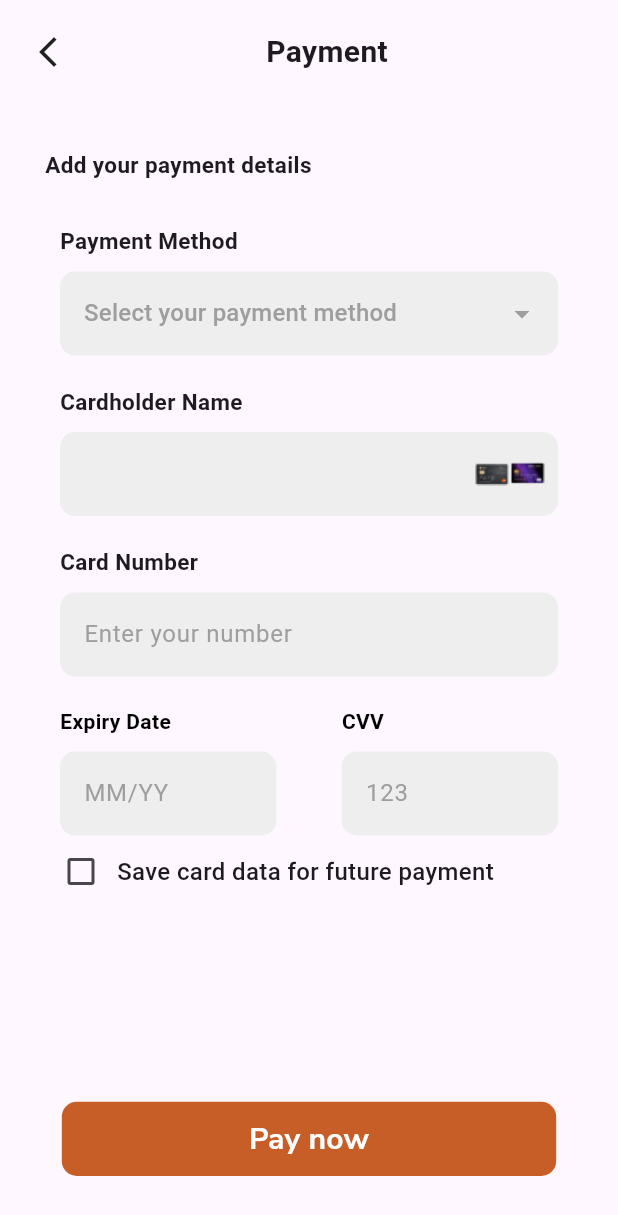
After one commit to Safi32/FYP_Frontend, a Flutter app: the PaymentScreen screen opened directly, on a phone screen of 412 x 824 dp. The commit adds this screen. Shown: the top 1215 px of the screen. Run offline on Flutter 3.47's test engine with Material 3 defaults, Android fonts, the phone set to English and light mode, and no system bars; our stand-ins replace curved_navigation_bar, flutter_secure_storage, get, table_calendar; accounts and stored records are empty.

```diff
--- a/lib/controller/login_controller.dart
+++ b/lib/controller/login_controller.dart
@@ -1,6 +1,6 @@
 import 'dart:convert';
 
-import 'package:dine_deal/view/user_side/home_screen.dart';
+import 'package:dine_deal/view/user_side/test_screen.dart';
 import 'package:flutter/material.dart';
 import 'package:flutter_secure_storage/flutter_secure_storage.dart';
 import 'package:get/get.dart';
@@ -13,7 +13,7 @@ class LoginController extends GetxController {
   var errorMessage = ''.obs;
 
   Future<void> loginUser(String email, String password) async {
-    const String loginURL = "http://192.168.145.28:3000/login";
+    const String loginURL = "http://192.168.100.12:3000/login";
 
     isLoading.value = true;
     errorMessage.value = '';
@@ -42,7 +42,7 @@ class LoginController extends GetxController {
           backgroundColor: Colors.yellow,
         );
 
-        Get.to(() => const HomeScreen());
+        Get.to(() => const TestScreen());
       } else {
         errorMessage.value = 'Login failed, please check your credentials.';
         Get.snackbar('Error', errorMessage.value);
--- a/lib/view/user_side/home_screen.dart
+++ b/lib/view/user_side/home_screen.dart
@@ -14,8 +14,6 @@ class HomeScreen extends StatelessWidget {
   Widget build(BuildContext context) {
     double screenWidth = MediaQuery.of(context).size.width;
     double screenHeight = MediaQuery.of(context).size.height;
-
-    // Base multiplier for font size scaling relative to screen width
     double fontSizeMultiplier = screenWidth / 400;
 
     return SafeArea(
--- /dev/null
+++ b/lib/view/user_side/payment_screen.dart
@@ -0,0 +1,213 @@
+import 'package:dine_deal/utils/colors.dart';
+import 'package:dine_deal/widgets/button.dart';
+import 'package:dine_deal/widgets/checkbox.dart';
+import 'package:dine_deal/widgets/payment_fields.dart';
+import 'package:flutter/material.dart';
+import 'package:get/get.dart';
+
+class PaymentScreen extends StatelessWidget {
+  const PaymentScreen({super.key});
+
+  @override
+  Widget build(BuildContext context) {
+    return SafeArea(
+      child: Scaffold(
+        resizeToAvoidBottomInset: false,
+        body: Padding(
+          padding: const EdgeInsets.symmetric(horizontal: 20, vertical: 20),
+          child: Column(
+            children: [
+              // Header
+              Row(
+                children: [
+                  GestureDetector(
+                    onTap: () {
+                      Navigator.pop(context);
+                    },
+                    child: const Icon(Icons.arrow_back_ios_new_sharp),
+                  ),
+                  const Expanded(
+                    child: Center(
+                      child: Text(
+                        "Payment",
+                        style: TextStyle(
+                          fontWeight: FontWeight.bold,
+                          fontSize: 20,
+                        ),
+                      ),
+                    ),
+                  ),
+                ],
+              ),
+              const SizedBox(height: 20),
+
+              Column(
+                children: [
+                  const Padding(
+                    padding: EdgeInsets.symmetric(
+                      vertical: 30,
+                      horizontal: 10,
+                    ),
+                    child: Row(
+                      children: [
+                        Text(
+                          "Add your payment details",
+                          style: TextStyle(
+                            fontSize: 15,
+                            fontWeight: FontWeight.bold,
+                          ),
+                        ),
+                      ],
+                    ),
+                  ),
+                  Padding(
+                    padding: const EdgeInsets.symmetric(horizontal: 20),
+                    child: Column(
+                      children: [
+                        Wrap(
+                          spacing: 20,
+                          runSpacing: 20,
+                          children: [
+                            const PaymentFields(
+                              title: "Select your payment method",
+                              labelText: "Payment Method",
+                            ),
+                            const PaymentFields(
+                              showDropdown: false,
+                              labelText: "Cardholder Name",
+                              title: "Enter first and last name",
+                              showCardImage: true,
+                            ),
+                            const PaymentFields(
+                              showDropdown: false,
+                              labelText: "Card Number",
+                              title: "Enter your number",
+                            ),
+                            Row(
+                              mainAxisAlignment: MainAxisAlignment.spaceBetween,
+                              children: [
+                                Column(
+                                  crossAxisAlignment: CrossAxisAlignment.start,
+                                  children: [
+                                    const Text(
+                                      "Expiry Date",
+                                      style: TextStyle(
+                                        color: Colors.black,
+                                        fontWeight: FontWeight.bold,
+                                      ),
+                                    ),
+                                    const SizedBox(height: 10),
+                                    SizedBox(
+                                      width: Get.width * 0.35,
+                                      child: TextField(
+                                        keyboardType: TextInputType.number,
+                                        decoration: InputDecoration(
+                                          hintText: "MM/YY",
+                                          hintStyle: const TextStyle(
+                                            color: Colors.grey,
+                                          ),
+                                          fillColor: Colors.grey.shade200,
+                                          filled: true,
+                                          border: OutlineInputBorder(
+                                            borderRadius:
+                                                BorderRadius.circular(10),
+                                          ),
+                                          enabledBorder: OutlineInputBorder(
+                                            borderRadius:
+                                                BorderRadius.circular(10),
+                                            borderSide: BorderSide.none,
+                                          ),
+                                          focusedBorder: OutlineInputBorder(
+                                            borderRadius:
+                                                BorderRadius.circular(10),
+                                            borderSide: BorderSide.none,
+                                          ),
+                                        ),
+                                      ),
+                                    ),
+                                  ],
+                                ),
+                                Column(
+                                  crossAxisAlignment: CrossAxisAlignment.start,
+                                  children: [
+                                    const Text(
+                                      "CVV",
+                                      style: TextStyle(
+                                        color: Colors.black,
+                                        fontWeight: FontWeight.bold,
+                                      ),
+                                    ),
+                                    const SizedBox(height: 10),
+                                    SizedBox(
+                                      width: Get.width * 0.35,
+                                      child: TextField(
+                                        keyboardType: TextInputType.number,
+                                        decoration: InputDecoration(
+                                          hintText: "123",
+                                          hintStyle: const TextStyle(
+                                            color: Colors.grey,
+                                          ),
+                                          fillColor: Colors.grey.shade200,
+                                          filled: true,
+                                          border: OutlineInputBorder(
+                                            borderRadius:
+                                                BorderRadius.circular(10),
+                                          ),
+                                          enabledBorder: OutlineInputBorder(
+                                            borderRadius:
+                                                BorderRadius.circular(10),
+                                            borderSide: BorderSide.none,
+                                          ),
+                                          focusedBorder: OutlineInputBorder(
+                                            borderRadius:
+                                                BorderRadius.circular(10),
+                                            borderSide: BorderSide.none,
+                                          ),
+                                        ),
+                                      ),
+                                    ),
+                                  ],
+                                ),
+                              ],
+                            ),
+                          ],
+                        ),
+                      ],
+                    ),
+                  ),
+                  Padding(
+                    padding: const EdgeInsets.symmetric(
+                      horizontal: 10,
+                    ),
+                    child: CheckboxWithText(
+                      labelText: "Save card data for future payment",
+                      initialValue: false,
+                      onChanged: (bool value) {
+                        print("Checkbox is now: $value");
+                      },
+                    ),
+                  ),
+                ],
+              ),
+              const Spacer(),
+              Padding(
+                padding: const EdgeInsets.only(bottom: 20),
+                child: SizedBox(
+                  width: Get.width * 0.8,
+                  child: Button(
+                    title: "Pay now",
+                    color: orange,
+                    onPressed: () {
+                      Get.to(() => const PaymentScreen());
+                    },
+                    textColor: Colors.white,
+                  ),
+                ),
+              ),
+            ],
+          ),
+        ),
+      ),
+    );
+  }
+}
--- /dev/null
+++ b/lib/widgets/checkbox.dart
@@ -0,0 +1,54 @@
+import 'package:flutter/material.dart';
+
+class CheckboxWithText extends StatefulWidget {
+  final String labelText;
+  final bool initialValue;
+  final ValueChanged<bool> onChanged;
+
+  const CheckboxWithText({
+    Key? key,
+    required this.labelText,
+    this.initialValue = false,
+    required this.onChanged,
+  }) : super(key: key);
+
+  @override
+  _CheckboxWithTextState createState() => _CheckboxWithTextState();
+}
+
+class _CheckboxWithTextState extends State<CheckboxWithText> {
+  bool _isChecked = false;
+
+  @override
+  void initState() {
+    super.initState();
+    _isChecked = widget.initialValue;
+  }
+
+  void _onCheckboxChanged(bool? newValue) {
+    setState(() {
+      _isChecked = newValue ?? false;
+    });
+    widget.onChanged(_isChecked);
+  }
+
+  @override
+  Widget build(BuildContext context) {
+    return Row(
+      mainAxisAlignment: MainAxisAlignment.start,
+      children: [
+        Checkbox(
+          value: _isChecked,
+          onChanged: _onCheckboxChanged,
+        ),
+        Text(
+          widget.labelText,
+          style: const TextStyle(
+            fontSize: 16,
+            fontWeight: FontWeight.w500,
+          ),
+        ),
+      ],
+    );
+  }
+}
--- /dev/null
+++ b/lib/widgets/payment_fields.dart
@@ -0,0 +1,109 @@
+import 'package:flutter/material.dart';
+
+class PaymentFields extends StatelessWidget {
+  final bool showDropdown; // Determines whether to show the dropdown or not
+  final String labelText;
+  final String title;
+  final bool showCardImage; // Determines whether to show the card image
+
+  const PaymentFields({
+    super.key,
+    this.showDropdown = true,
+    this.showCardImage = false, // Default is not to show the card image
+    required this.labelText,
+    required this.title,
+  });
+
+  @override
+  Widget build(BuildContext context) {
+    return SizedBox(
+      child: Column(
+        crossAxisAlignment: CrossAxisAlignment.start,
+        children: [
+          Text(
+            labelText,
+            style: const TextStyle(
+              fontWeight: FontWeight.bold,
+              fontSize: 15,
+            ),
+          ),
+          const SizedBox(height: 10),
+          showDropdown
+              ? DropdownButtonFormField<String>(
+                  decoration: InputDecoration(
+                    fillColor: Colors.grey.shade200,
+                    filled: true,
+                    enabledBorder: OutlineInputBorder(
+                      borderRadius: BorderRadius.circular(10),
+                      borderSide: BorderSide.none,
+                    ),
+                    focusedBorder: OutlineInputBorder(
+                      borderRadius: BorderRadius.circular(10),
+                      borderSide: BorderSide.none,
+                    ),
+                  ),
+                  hint: Text(
+                    title,
+                    style: const TextStyle(color: Colors.grey),
+                  ),
+                  icon: const Icon(
+                    Icons.arrow_drop_down,
+                    color: Colors.grey,
+                  ),
+                  isExpanded: true,
+                  items: [
+                    "Credit Card",
+                    "Debit Card",
+                    "PayPal",
+                    "Bank Transfer"
+                  ].map((String method) {
+                    return DropdownMenuItem<String>(
+                      value: method,
+                      child: Text(method),
+                    );
+                  }).toList(),
+                  onChanged: (String? newValue) {
+                    print("Selected payment method: $newValue");
+                  },
+                )
+              : TextFormField(
+                  decoration: InputDecoration(
+                    fillColor: Colors.grey.shade200,
+                    filled: true,
+                    hintText: title,
+                    hintStyle: const TextStyle(color: Colors.grey),
+                    enabledBorder: OutlineInputBorder(
+                      borderRadius: BorderRadius.circular(10),
+                      borderSide: BorderSide.none,
+                    ),
+                    focusedBorder: OutlineInputBorder(
+                      borderRadius: BorderRadius.circular(10),
+                      borderSide: BorderSide.none,
+                    ),
+                    suffixIcon: showCardImage
+                        ? Padding(
+                            padding: const EdgeInsets.only(right: 8.0),
+                            child: Row(
+                              mainAxisAlignment: MainAxisAlignment.end,
+                              children: [
+                                Image.asset(
+                                  'assets/card 1.png',
+                                  height: 24,
+                                  width: 24,
+                                ),
+                                Image.asset(
+                                  'assets/card 2.png',
+                                  height: 24,
+                                  width: 24,
+                                ),
+                              ],
+                            ),
+                          )
+                        : null,
+                  ),
+                ),
+        ],
+      ),
+    );
+  }
+}
--- a/pubspec.yaml
+++ b/pubspec.yaml
@@ -40,6 +40,7 @@ dependencies:
   curved_navigation_bar: ^1.0.6
   intl: ^0.19.0
   table_calendar: ^3.1.2
+  buttons_tabbar: ^1.3.13
 
 dev_dependencies:
   flutter_test:
```
Also changed, not shown: lib/view/user_side/favourite.dart (added, +124 -0 lines), lib/view/user_side/menu_page.dart (+12 -3 lines), lib/view/user_side/reservation_table.dart (+8 -13 lines), lib/view/user_side/review_page.dart (+10 -6 lines), lib/view/user_side/test_screen.dart (+32 -13 lines), lib/view/user_side/user_profile.dart (added, +12 -0 lines), assets/basic-needs.png (added), assets/card 1.png (added), assets/card 2.png (added), assets/fav_table 2.png (added), assets/fav_table.png (added), pubspec.lock.
